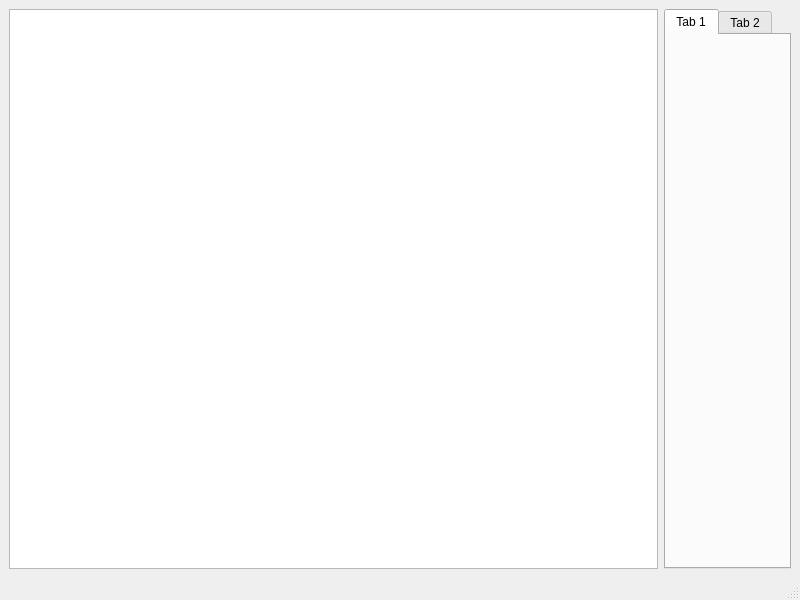
Before: the Qt Designer form mainwindow.ui in Cly-18/Qt_OpenCV, drawn with Qt 5.
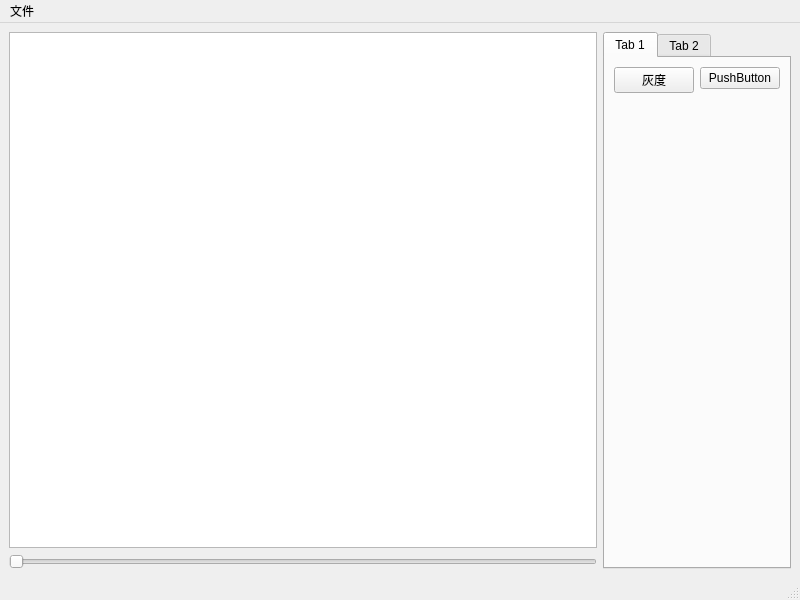
After: the same form once the commit is applied.

The edit to the form file:
```diff
--- a/mainwindow.ui
+++ b/mainwindow.ui
@@ -14,9 +14,54 @@
    <string>MainWindow</string>
   </property>
   <widget class="QWidget" name="centralwidget">
+   <property name="autoFillBackground">
+    <bool>true</bool>
+   </property>
    <layout class="QHBoxLayout" name="horizontalLayout">
     <item>
-     <widget class="QGraphicsView" name="graphicsView"/>
+     <layout class="QVBoxLayout" name="verticalLayout">
+      <item>
+       <widget class="QGraphicsView" name="gView">
+        <property name="sizePolicy">
+         <sizepolicy hsizetype="Expanding" vsizetype="Expanding">
+          <horstretch>0</horstretch>
+          <verstretch>0</verstretch>
+         </sizepolicy>
+        </property>
+        <property name="mouseTracking">
+         <bool>true</bool>
+        </property>
+        <property name="dragMode">
+         <enum>QGraphicsView::ScrollHandDrag</enum>
+        </property>
+        <property name="viewportUpdateMode">
+         <enum>QGraphicsView::FullViewportUpdate</enum>
+        </property>
+       </widget>
+      </item>
+      <item>
+       <widget class="QSlider" name="imgSlider">
+        <property name="sizePolicy">
+         <sizepolicy hsizetype="Expanding" vsizetype="Fixed">
+          <horstretch>0</horstretch>
+          <verstretch>0</verstretch>
+         </sizepolicy>
+        </property>
+        <property name="minimumSize">
+         <size>
+          <width>0</width>
+          <height>0</height>
+         </size>
+        </property>
+        <property name="styleSheet">
+         <string notr="true"/>
+        </property>
+        <property name="orientation">
+         <enum>Qt::Horizontal</enum>
+        </property>
+       </widget>
+      </item>
+     </layout>
     </item>
     <item>
      <widget class="QTabWidget" name="tabWidget">
@@ -30,6 +75,37 @@
        <attribute name="title">
         <string>Tab 1</string>
        </attribute>
+       <layout class="QFormLayout" name="formLayout">
+        <item row="0" column="0">
+         <widget class="QPushButton" name="b_gray">
+          <property name="sizePolicy">
+           <sizepolicy hsizetype="MinimumExpanding" vsizetype="Fixed">
+            <horstretch>0</horstretch>
+            <verstretch>0</verstretch>
+           </sizepolicy>
+          </property>
+          <property name="text">
+           <string>灰度</string>
+          </property>
+          <property name="checkable">
+           <bool>false</bool>
+          </property>
+         </widget>
+        </item>
+        <item row="0" column="1">
+         <widget class="QPushButton" name="pushButton">
+          <property name="sizePolicy">
+           <sizepolicy hsizetype="MinimumExpanding" vsizetype="Fixed">
+            <horstretch>0</horstretch>
+            <verstretch>0</verstretch>
+           </sizepolicy>
+          </property>
+          <property name="text">
+           <string>PushButton</string>
+          </property>
+         </widget>
+        </item>
+       </layout>
       </widget>
       <widget class="QWidget" name="tab_2">
        <attribute name="title">
@@ -49,6 +125,14 @@
      <height>17</height>
     </rect>
    </property>
+   <widget class="QMenu" name="menu">
+    <property name="title">
+     <string>文件</string>
+    </property>
+    <addaction name="openfile"/>
+    <addaction name="combine"/>
+   </widget>
+   <addaction name="menu"/>
   </widget>
   <widget class="QStatusBar" name="statusbar"/>
  </widget>
```
Left out of the diff: 19 changed lines with no effect on the pictures.
